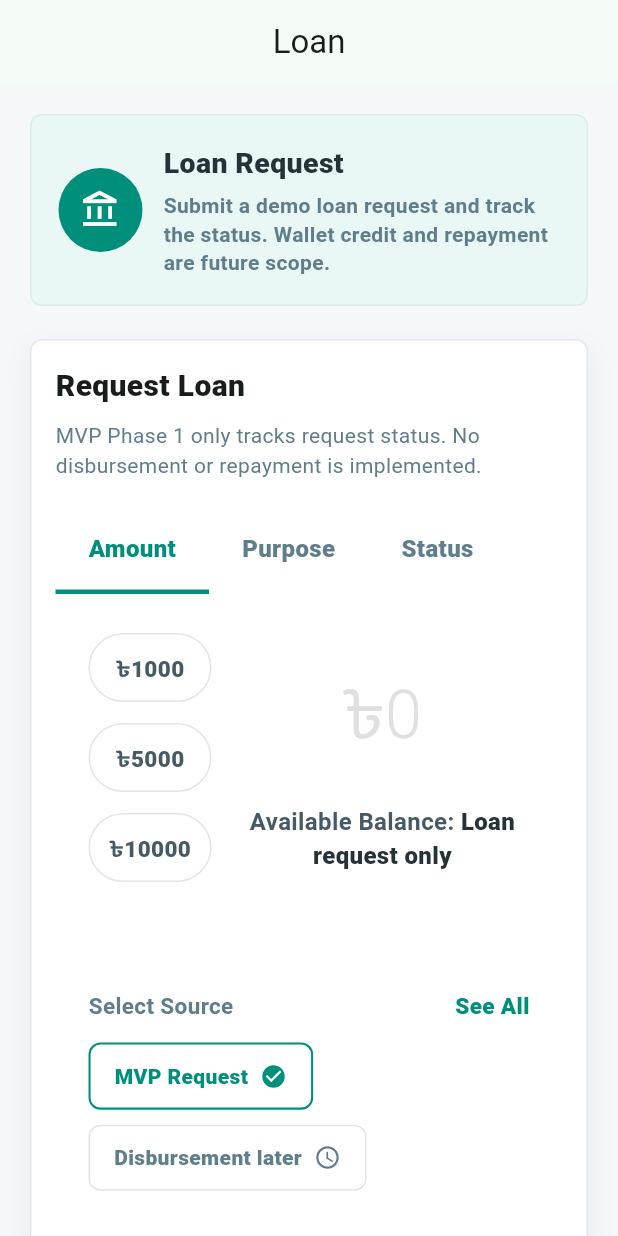
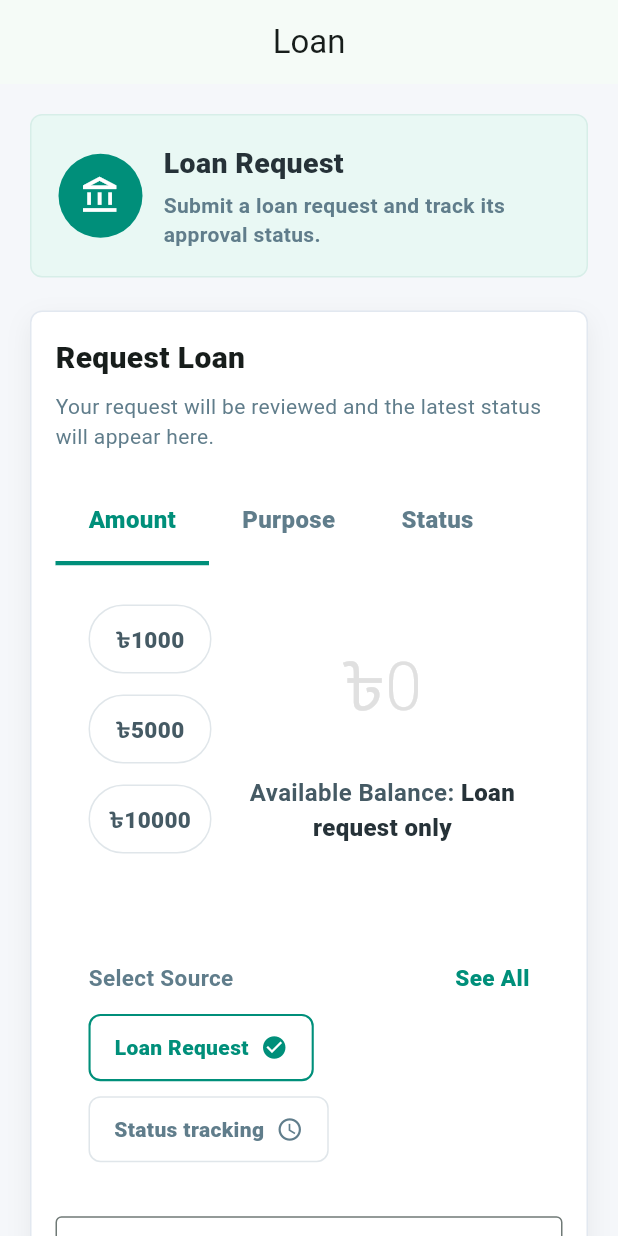
Before and after one commit to masud-rana-pro/mobile-banking-app, a Flutter app: the LoanScreen screen opened by its route, on a phone screen of 412 x 824 dp. Run offline on Flutter 3.47's test engine with Material 3 defaults, Android fonts, the phone set to English and light mode, and no system bars; our stand-ins replace dio, firebase_auth, firebase_core, flutter_contacts, flutter_riverpod, flutter_secure_storage and 3 more; missing offline and left inert: mobile_scanner; accounts and stored records are empty; network calls fail.

Commit message:
style: remove demo wording from user-facing screens

```diff
--- a/apps/mobile/lib/features/add_money/presentation/add_money_screen.dart
+++ b/apps/mobile/lib/features/add_money/presentation/add_money_screen.dart
@@ -39,21 +39,21 @@ class _AddMoneyScreenState extends ConsumerState<AddMoneyScreen> {
     _AddMoneySource(
       value: 'DEMO_BANK',
       label: 'Bank',
-      subtitle: 'Demo bank transfer',
+      subtitle: 'Bank transfer',
       icon: Icons.account_balance_outlined,
       color: Color(0xFF2446A6),
     ),
     _AddMoneySource(
       value: 'DEMO_CARD',
       label: 'Card',
-      subtitle: 'Demo card top-up',
+      subtitle: 'Card top-up',
       icon: Icons.credit_card_outlined,
       color: Color(0xFF7A4CC2),
     ),
     _AddMoneySource(
       value: 'MANUAL',
       label: 'Manual',
-      subtitle: 'Learning MVP credit',
+      subtitle: 'Direct wallet credit',
       icon: Icons.account_balance_wallet_outlined,
       color: Color(0xFF008F7A),
     ),
@@ -178,7 +178,7 @@ class _AddMoneyScreenState extends ConsumerState<AddMoneyScreen> {
               maxLength: 255,
               decoration: InputDecoration(
                 labelText: 'Reference note (optional)',
-                hintText: 'Example: demo bank top-up',
+                hintText: 'Example: bank top-up reference',
                 filled: true,
                 fillColor: Colors.white,
                 border: OutlineInputBorder(
@@ -274,7 +274,7 @@ class _InstantTopUpHeader extends StatelessWidget {
                 ),
                 SizedBox(height: 6),
                 Text(
-                  'No admin approval in this learning MVP. Submit amount and your wallet is credited immediately.',
+                  'Submit an amount and your SmartKash wallet is credited instantly.',
                   style: TextStyle(
                     color: Color(0xFFEAF7F4),
                     height: 1.35,
--- a/apps/mobile/lib/features/cash_out/presentation/cash_out_screen.dart
+++ b/apps/mobile/lib/features/cash_out/presentation/cash_out_screen.dart
@@ -245,7 +245,7 @@ class _CashOutScreenState extends ConsumerState<CashOutScreen> {
           icon: Icons.payments_outlined,
           title: 'Agent Cash Out',
           subtitle:
-              'Enter or scan a demo agent first. Amount and PIN confirmation come in the next steps.',
+              'Enter or scan an agent number first. Amount and PIN confirmation come next.',
         ),
         const SizedBox(height: 22),
         ContactNumberInput(
--- a/apps/mobile/lib/features/home/presentation/home_screen.dart
+++ b/apps/mobile/lib/features/home/presentation/home_screen.dart
@@ -400,7 +400,7 @@ class _PrimaryActionPanel extends StatelessWidget {
               context,
               title: 'More services',
               message:
-                  'Extra services will be added after the core SmartKash MVP flows are verified. Current active flows are Add Money, Send Money, Cash Out, Pay Bill, Payment, Recharge, Savings, Loan, QR, Transactions, Account, and Inbox.',
+                  'All currently available SmartKash services are listed on this screen.',
             ),
             iconAlignment: IconAlignment.end,
             icon: const Icon(Icons.keyboard_arrow_down),
@@ -439,7 +439,7 @@ class _ActionTile extends StatelessWidget {
           context,
           title: action.label,
           message: switch (action.label) {
-            _ => '${action.label} is planned for a later SmartKash MVP step.',
+            _ => '${action.label} is not available yet.',
           },
         );
       },
@@ -613,7 +613,7 @@ class _PromoBanner extends StatelessWidget {
                 ),
                 SizedBox(height: 6),
                 Text(
-                  'Demo offers for your learning MVP',
+                  'Exclusive offers for SmartKash users',
                   maxLines: 1,
                   overflow: TextOverflow.ellipsis,
                   style: TextStyle(color: Colors.white70, fontSize: 12),
@@ -710,7 +710,7 @@ class _QuickFeaturesSection extends StatelessWidget {
                   icon: Icons.percent,
                   label: 'Offers',
                   notice:
-                      'Offers need campaign setup and eligibility rules. It is intentionally not part of this MVP phase.',
+                      'Offers will appear here when available for your account.',
                 ),
               ),
               SizedBox(width: 12),
@@ -829,6 +829,6 @@ void _handleQuickFeatureTap(
   _showMvpFeatureNotice(
     context,
     title: label,
-    message: notice ?? '$label is planned for a later SmartKash MVP step.',
+    message: notice ?? '$label is not available yet.',
   );
 }
--- a/apps/mobile/lib/features/loan/presentation/loan_screen.dart
+++ b/apps/mobile/lib/features/loan/presentation/loan_screen.dart
@@ -132,7 +132,7 @@ class _LoanScreenState extends ConsumerState<LoanScreen> {
                     icon: Icons.account_balance_outlined,
                     title: 'Loan Request',
                     subtitle:
-                        'Submit a demo loan request and track the status. Wallet credit and repayment are future scope.',
+                        'Submit a loan request and track its approval status.',
                   ),
                   const SizedBox(height: 22),
                   _requestCard(),
@@ -172,7 +172,7 @@ class _LoanScreenState extends ConsumerState<LoanScreen> {
           ),
           const SizedBox(height: 8),
           const Text(
-            'MVP Phase 1 only tracks request status. No disbursement or repayment is implemented.',
+            'Your request will be reviewed and the latest status will appear here.',
             style: TextStyle(color: Color(0xFF607D8B)),
           ),
           const SizedBox(height: 18),
@@ -181,8 +181,8 @@ class _LoanScreenState extends ConsumerState<LoanScreen> {
             tabs: const ['Amount', 'Purpose', 'Status'],
             presets: const [1000, 5000, 10000],
             availableBalanceText: 'Loan request only',
-            sourceLabel: 'MVP Request',
-            secondarySourceLabel: 'Disbursement later',
+            sourceLabel: 'Loan Request',
+            secondarySourceLabel: 'Status tracking',
             showPromo: false,
             showProceed: false,
             proceedLabel: 'Proceed',
@@ -229,11 +229,11 @@ class _LoanScreenState extends ConsumerState<LoanScreen> {
         HoldToConfirmDetail(
           label: 'Requested',
           value: 'Tk $amount',
-          mutedValue: 'No wallet credit now',
+          mutedValue: 'Subject to review',
         ),
         const HoldToConfirmDetail(label: 'Status', value: 'Pending Review'),
         HoldToConfirmDetail(label: 'Purpose', value: purpose),
-        const HoldToConfirmDetail(label: 'MVP Scope', value: 'Status only'),
+        const HoldToConfirmDetail(label: 'Next Step', value: 'Review'),
       ],
     );
   }
--- a/apps/mobile/lib/features/notification/presentation/notification_inbox_screen.dart
+++ b/apps/mobile/lib/features/notification/presentation/notification_inbox_screen.dart
@@ -648,7 +648,7 @@ class _NotificationOffersTab extends StatelessWidget {
     _NotificationItem(
       title: 'Add Money',
       body:
-          'Instant top-up alerts appear after demo bank, card, or manual Add Money succeeds.',
+          'Instant top-up alerts appear after Bank, Card, or Manual Add Money succeeds.',
       time: 'Wallet credit',
       color: Color(0xFF008F7A),
       icon: Icons.bolt_outlined,
@@ -688,16 +688,16 @@ class _NotificationOffersTab extends StatelessWidget {
     _NotificationItem(
       title: 'Cash Out',
       body:
-          'Demo Cash Out now debits wallet, creates ledger entries, and appears in transaction receipts.',
-      time: 'Agent demo',
+          'Cash Out debits the wallet, creates ledger entries, and appears in transaction receipts.',
+      time: 'Agent cash out',
       color: Color(0xFF00A8A8),
       icon: Icons.payments_outlined,
     ),
     _NotificationItem(
       title: 'Pay Bill',
       body:
-          'Demo bill payments now debit wallet, create receipts, and appear in transaction history.',
-      time: 'Biller demo',
+          'Bill payments debit the wallet, create receipts, and appear in transaction history.',
+      time: 'Bill payment',
       color: Color(0xFF00695C),
       icon: Icons.bolt_outlined,
     ),
@@ -712,24 +712,23 @@ class _NotificationOffersTab extends StatelessWidget {
     _NotificationItem(
       title: 'Loan',
       body:
-          'Loan request submissions now create pending history records; approval remains status-only in this MVP.',
+          'Loan request submissions create pending history records and status updates.',
       time: 'Request status',
       color: Color(0xFF795548),
       icon: Icons.account_balance_outlined,
     ),
     _NotificationItem(
       title: 'Mobile Recharge',
-      body:
-          'Demo recharge success creates wallet debit history and a receipt without real provider integration.',
+      body: 'Recharge success creates wallet debit history and a receipt.',
       time: 'Recharge',
       color: Color(0xFF1D7ED6),
       icon: Icons.phone_android,
     ),
     _NotificationItem(
-      title: 'Local FCM note',
+      title: 'Notifications',
       body:
-          'Important push alerts are optional during local testing and can be fully tested after deployment.',
-      time: 'MVP',
+          'Important alerts appear here so you can review account activity quickly.',
+      time: 'Alerts',
       color: Color(0xFF7A4CC2),
       icon: Icons.notifications_active_outlined,
     ),
--- a/apps/mobile/lib/features/recharge/presentation/mobile_recharge_screen.dart
+++ b/apps/mobile/lib/features/recharge/presentation/mobile_recharge_screen.dart
@@ -275,7 +275,7 @@ class _MobileRechargeScreenState extends ConsumerState<MobileRechargeScreen> {
         ),
         const SizedBox(height: 8),
         const Text(
-          'Demo recharge debits your SmartKash wallet. No real operator API is used.',
+          'Recharge amount will be debited from your SmartKash wallet.',
           style: TextStyle(color: Color(0xFF607D8B)),
         ),
         const SizedBox(height: 20),
```
Also changed, not shown: apps/mobile/lib/features/auth/presentation/login_screen.dart (+4 -4 lines), apps/mobile/lib/features/auth/providers/auth_controller.dart (+14 -14 lines), 4 other files.
